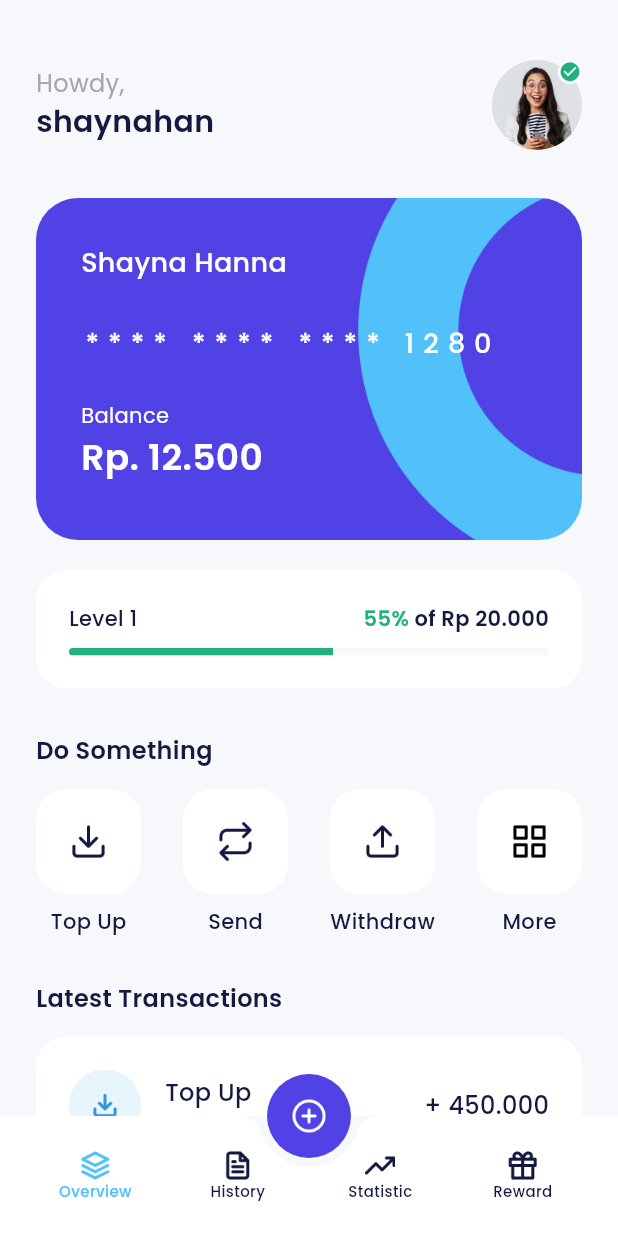
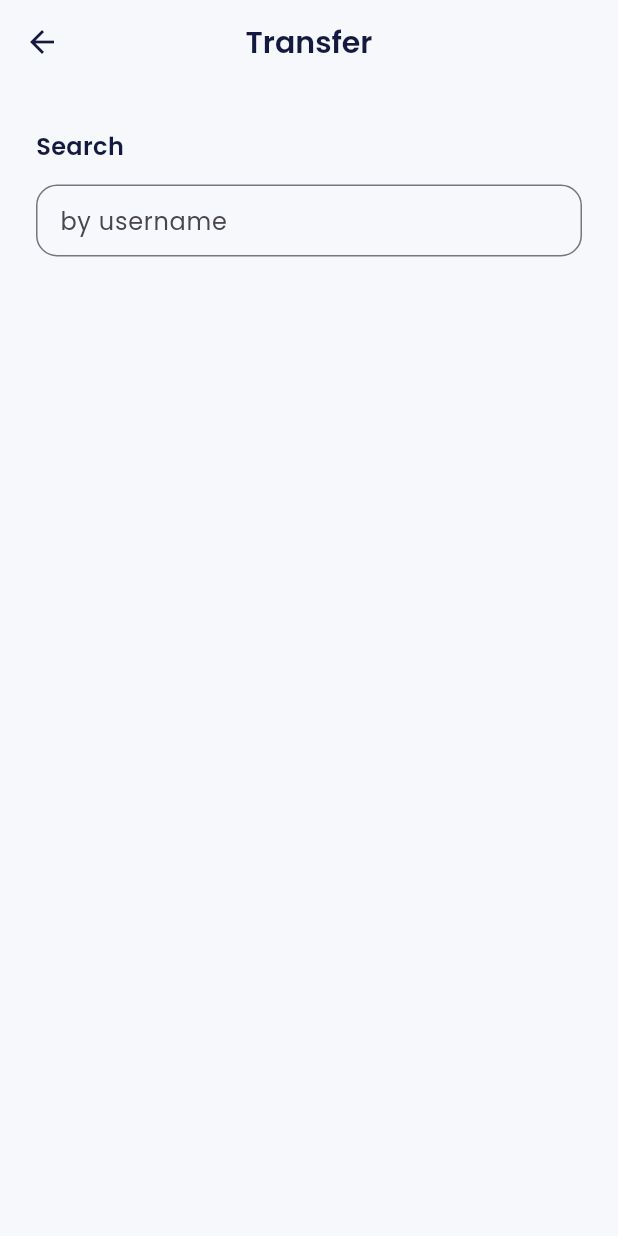
Before and after one commit to alirfanyasin/bank_sha, a Flutter app: the HomePage screen opened by its route, after a tap on "Send", on a phone screen of 412 x 824 dp. Run offline on Flutter 3.47's test engine with Material 3 defaults, Android fonts, the phone set to English and light mode, and no system bars; our stand-ins replace carousel_slider, google_fonts.

Commit message:
custom form field hint text

```diff
--- a/lib/main.dart
+++ b/lib/main.dart
@@ -15,6 +15,7 @@ import 'package:bank_sha/ui/pages/splash_page.dart';
 import 'package:bank_sha/ui/pages/topup_amount_page.dart';
 import 'package:bank_sha/ui/pages/topup_page.dart';
 import 'package:bank_sha/ui/pages/topup_success_page.dart';
+import 'package:bank_sha/ui/pages/transfer_page.dart';
 import 'package:flutter/material.dart';
 
 void main() {
@@ -60,6 +61,7 @@ class MyApp extends StatelessWidget {
         '/topup': (context) => const TopupPage(),
         '/topup-amount': (context) => const TopupAmountPage(),
         '/topup-success': (context) => const TopupSuccessPage(),
+        '/transfer': (context) => const TransferPage(),
       },
     );
   }
--- a/lib/ui/pages/home_page.dart
+++ b/lib/ui/pages/home_page.dart
@@ -319,7 +319,9 @@ class HomePage extends StatelessWidget {
               HomeServiceItem(
                 iconUrl: 'assets/icon_send.png',
                 title: 'Send',
-                onTap: () {},
+                onTap: () {
+                  Navigator.pushNamed(context, '/transfer');
+                },
               ),
               HomeServiceItem(
                 iconUrl: 'assets/icon_withdraw.png',
--- /dev/null
+++ b/lib/ui/pages/transfer_page.dart
@@ -0,0 +1,34 @@
+import 'package:bank_sha/shared/theme.dart';
+import 'package:bank_sha/ui/widgets/forms.dart';
+import 'package:flutter/material.dart';
+
+class TransferPage extends StatelessWidget {
+  const TransferPage({super.key});
+
+  @override
+  Widget build(BuildContext context) {
+    return Scaffold(
+      appBar: AppBar(
+        title: const Text('Transfer'),
+      ),
+      body: ListView(
+        padding: const EdgeInsets.symmetric(horizontal: 24),
+        children: [
+          const SizedBox(height: 30),
+          Text(
+            'Search',
+            style: blackTextStyle.copyWith(
+              fontSize: 16,
+              fontWeight: semiBold,
+            ),
+          ),
+          const SizedBox(height: 14),
+          const CustomFormField(
+            title: 'by username',
+            isShowTitle: false,
+          ),
+        ],
+      ),
+    );
+  }
+}
--- a/lib/ui/widgets/forms.dart
+++ b/lib/ui/widgets/forms.dart
@@ -4,11 +4,13 @@ import 'package:flutter/material.dart';
 class CustomFormField extends StatelessWidget {
   final String title;
   final bool obscureText;
+  final bool isShowTitle;
 
   const CustomFormField({
     super.key,
     required this.title,
     this.obscureText = false,
+    this.isShowTitle = true,
   });
 
   @override
@@ -16,6 +18,7 @@ class CustomFormField extends StatelessWidget {
     return Column(
       crossAxisAlignment: CrossAxisAlignment.start,
       children: [
+        if (isShowTitle)
           Text(
             title,
             style: blackTextStyle.copyWith(
@@ -23,6 +26,7 @@ class CustomFormField extends StatelessWidget {
               fontWeight: regular,
             ),
           ),
+        if (isShowTitle)
           const SizedBox(
             height: 8,
           ),
@@ -33,6 +37,7 @@ class CustomFormField extends StatelessWidget {
             border: OutlineInputBorder(
               borderRadius: BorderRadius.circular(14),
             ),
+            hintText: !isShowTitle ? title : null,
             contentPadding: const EdgeInsets.all(12),
           ),
         ),
```
Also changed, not shown: 2 other files. Lines whose indentation alone changed are shown as unchanged.
